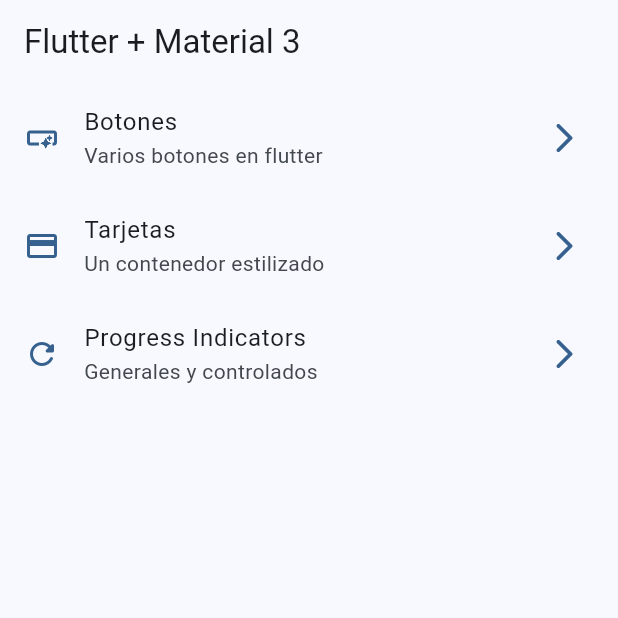
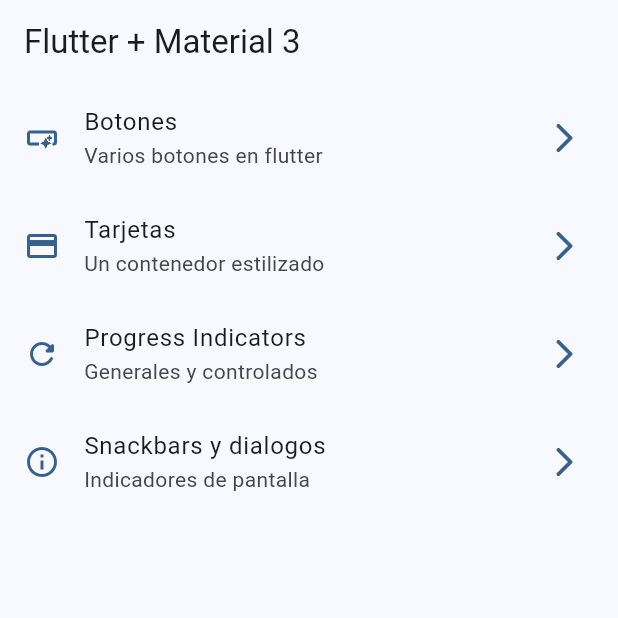
Before and after one commit to diegoteran95/widgets_app, a Flutter app: the screen it shows after launch, on a phone screen of 412 x 824 dp, the top half of it. Run offline on Flutter 3.47's test engine with Material 3 defaults, Android fonts, the phone set to English and light mode, and no system bars; our stand-ins replace go_router.

Commit message:
add snackbar

```diff
--- a/lib/config/menu/menu_items.dart
+++ b/lib/config/menu/menu_items.dart
@@ -14,9 +14,24 @@ class MenuItem {
 }
 
 const appMenuItems = <MenuItem>[
-  MenuItem(title: "Botones", subtitle: "Varios botones en flutter", link: "/buttons", icon: Icons.smart_button_outlined),
-  MenuItem(title: "Tarjetas", subtitle: "Un contenedor estilizado", link: "/cards", icon: Icons.credit_card),
-  MenuItem(title: "Progress Indicators", subtitle: "Generales y controlados", link: "/progress", icon: Icons.refresh_rounded),
-
-
+  MenuItem(
+      title: "Botones",
+      subtitle: "Varios botones en flutter",
+      link: "/buttons",
+      icon: Icons.smart_button_outlined),
+  MenuItem(
+      title: "Tarjetas",
+      subtitle: "Un contenedor estilizado",
+      link: "/cards",
+      icon: Icons.credit_card),
+  MenuItem(
+      title: "Progress Indicators",
+      subtitle: "Generales y controlados",
+      link: "/progress",
+      icon: Icons.refresh_rounded),
+  MenuItem(
+      title: "Snackbars y dialogos",
+      subtitle: "Indicadores de pantalla",
+      link: "/snackbars",
+      icon: Icons.info_outline),
 ];
--- a/lib/config/router/app_router.dart
+++ b/lib/config/router/app_router.dart
@@ -6,5 +6,7 @@ final appRouter = GoRouter(routes: [
   GoRoute(path: "/buttons",name: ButtonsScreen.name, builder: (context, state) => const ButtonsScreen()),
   GoRoute(path: "/cards",name: CardsScreen.name, builder: (context, state) => const CardsScreen()),
   GoRoute(path: "/progress",name: ProgressScreen.name, builder: (context, state) => const ProgressScreen()),
+  GoRoute(path: "/snackbars",name: SnackbarScreen.name, builder: (context, state) => const SnackbarScreen()),
+
 
 ]);
```
Also changed, not shown: lib/presentation/screens/snackbar/snackbar_screen.dart (+20 -1 lines).
